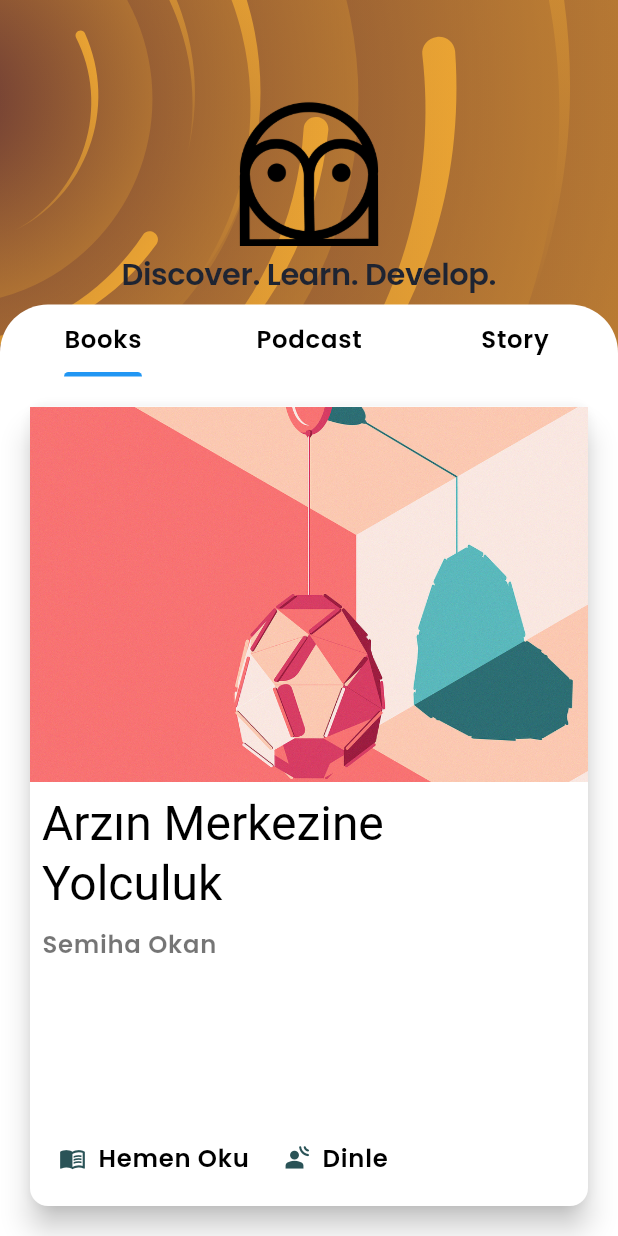
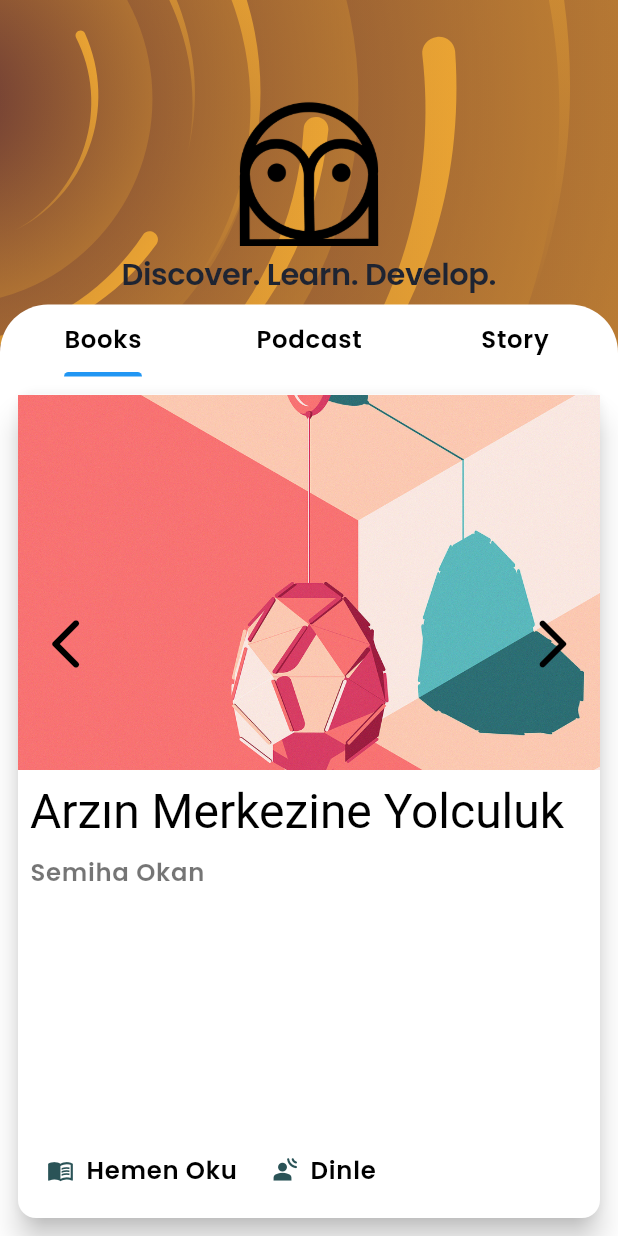
Before and after one commit to yekkaplan/storyteller, a Flutter app: the screen it shows after launch, on a phone screen of 412 x 824 dp. Run offline on Flutter 3.47's test engine with Material 3 defaults, Android fonts, the phone set to English and light mode, and no system bars; our stand-ins replace awesome_notifications, dio, firebase_core, firebase_messaging, flutter_screenutil, flutter_svg and 6 more; accounts and stored records are empty; project files that could hold a hidden picture were left out.

Commit message:
feature:books tab

```diff
--- /dev/null
+++ b/lib/app/data/models/book_mock_model.dart
@@ -0,0 +1,8 @@
+class BookMockModel {
+  String bookName;
+  String bookId;
+  String asset;
+  String author;
+
+  BookMockModel(this.bookName, this.bookId, this.asset, this.author);
+}
--- a/lib/app/modules/home/controllers/home_controller.dart
+++ b/lib/app/modules/home/controllers/home_controller.dart
@@ -1,10 +1,26 @@
 import 'package:get/get.dart';
+import 'package:getx_skeleton/app/data/models/book_mock_model.dart';
 
 import '../../../../utils/constants.dart';
 import '../../../services/api_call_status.dart';
 import '../../../services/base_client.dart';
 
 class HomeController extends GetxController {
+  final List<BookMockModel> mockList = [
+    BookMockModel("Arzın Merkezine Yolculuk", "1", "assets/images/assettwo.jpg",
+        'Semiha Okan'),
+    BookMockModel("80 günde devri alem", "2", "assets/images/assetthre.jpg",
+        'Semiha Okan'),
+    BookMockModel(
+        "Dertten müzdarip", "3", "assets/images/assetone.jpg", 'Semiha Okan'),
+  ];
+
+  RxInt currentIndex = 0.obs;
+
+  void updateCurrentIndex(int index) {
+    currentIndex.value = index;
+  }
+
   // hold data coming from api
   List<dynamic>? data;
   // api call status
@@ -21,7 +37,8 @@ class HomeController extends GetxController {
         apiCallStatus = ApiCallStatus.loading;
         update();
       },
-      onSuccess: (response){ // api done successfully
+      onSuccess: (response) {
+        // api done successfully
         data = List.from(response.data);
         // *) indicate success state
         apiCallStatus = ApiCallStatus.success;
@@ -29,7 +46,7 @@ class HomeController extends GetxController {
       },
       // if you don't pass this method base client
       // will automaticly handle error and show message to user
-      onError: (error){
+      onError: (error) {
         // show error message to user
         BaseClient.handleApiError(error);
         // *) indicate error status
--- a/lib/app/modules/home/views/home_view.dart
+++ b/lib/app/modules/home/views/home_view.dart
@@ -3,6 +3,8 @@
 import 'package:flutter/material.dart';
 import 'package:flutter_svg/svg.dart';
 import 'package:get/get.dart';
+import 'package:getx_skeleton/app/data/models/book_mock_model.dart';
+import 'package:getx_skeleton/app/modules/home/views/widgets/booksTab.dart';
 
 import '../controllers/home_controller.dart';
 
@@ -13,18 +15,17 @@ class HomeView extends GetView<HomeController> {
   Widget build(BuildContext context) {
     var theme = Theme.of(context);
 
-    return Scaffold(
+    return SafeArea(
+      child: Scaffold(
         body: Stack(
           children: [
             Container(
-            child: Column(children: [
-              SvgPicture.asset(
+              child: SvgPicture.asset(
                 'assets/vectors/sun-tornado.svg',
                 fit: BoxFit.cover,
                 width: MediaQuery.of(context).size.width,
                 height: MediaQuery.of(context).size.height,
-              )
-            ]),
+              ),
             ),
             Column(
               children: [
@@ -78,95 +79,7 @@ class HomeView extends GetView<HomeController> {
                         Expanded(
                           child: Container(
                             child: TabBarView(children: [
-                            Container(
-                              padding: EdgeInsets.all(16),
-                              child: Card(
-                                elevation: 8,
-                                child: Column(
-                                    crossAxisAlignment:
-                                        CrossAxisAlignment.start,
-                                    children: [
-                                      Container(
-                                        width:
-                                            MediaQuery.of(context).size.width,
-                                        height: 250,
-                                        child: Image.asset(
-                                            'assets/images/assettwo.jpg',
-                                            fit: BoxFit.fitWidth),
-                                      ),
-                                      Container(
-                                        padding: EdgeInsets.only(
-                                            top: 8, left: 8, right: 8),
-                                        child: Text(
-                                          "Arzın Merkezine Yolculuk",
-                                          style: theme.textTheme.headlineLarge!
-                                              .copyWith(color: Colors.black),
-                                        ),
-                                      ),
-                                      Container(
-                                        padding: EdgeInsets.only(
-                                            top: 8, left: 8, right: 8),
-                                        child: Text(
-                                          "Semiha Okan",
-                                          style: theme.textTheme.bodyLarge!
-                                              .copyWith(color: Colors.black54),
-                                        ),
-                                      ),
-                                      Spacer(),
-                                      Container(
-                                        padding: EdgeInsets.all(8),
-                                        child: Row(
-                                          children: [
-                                            Container(
-                                              child: TextButton(
-                                                  onPressed: () => {},
-                                                  child: Container(
-                                                      child: Row(
-                                                    children: [
-                                                      Icon(
-                                                        Icons
-                                                            .menu_book_outlined,
-                                                        color: theme.colorScheme
-                                                            .secondary,
-                                                      ),
-                                                      SizedBox(
-                                                        width: 8,
-                                                      ),
-                                                      Text(
-                                                        "Hemen Oku",
-                                                        style: theme.textTheme
-                                                            .bodyLarge,
-                                                      ),
-                                                    ],
-                                                  ))),
-                                            ),
-                                            Container(
-                                              child: TextButton(
-                                                  onPressed: () => {},
-                                                  child: Container(
-                                                      child: Row(
-                                                    children: [
-                                                      Icon(
-                                                        Icons
-                                                            .spatial_audio_rounded,
-                                                        color: theme.colorScheme
-                                                            .secondary,
-                                                      ),
-                                                      SizedBox(
-                                                        width: 8,
-                                                      ),
-                                                      Text("Dinle",
-                                                          style: theme.textTheme
-                                                              .bodyLarge),
-                                                    ],
-                                                  ))),
-                                            )
-                                          ],
-                                        ),
-                                      )
-                                    ]),
-                              ),
-                            ),
+                              BooksTab(),
                               Container(
                                 child: Text("Sayfa2"),
                               ),
@@ -184,6 +97,7 @@ class HomeView extends GetView<HomeController> {
             )
           ],
         ),
+      ),
     );
   }
 }
--- /dev/null
+++ b/lib/app/modules/home/views/widgets/booksTab.dart
@@ -0,0 +1,133 @@
+import 'package:flutter/material.dart';
+import 'package:get/get.dart';
+import 'package:getx_skeleton/app/data/models/book_mock_model.dart';
+import 'package:getx_skeleton/app/modules/home/controllers/home_controller.dart';
+
+class BooksTab extends GetView<HomeController> {
+  const BooksTab({super.key});
+
+  @override
+  Widget build(BuildContext context) {
+    final List<BookMockModel> mockList = [
+      BookMockModel("Arzın Merkezine Yolculuk", "1",
+          "assets/images/assettwo.jpg", 'Semiha Okan'),
+      BookMockModel("80 günde devri alem", "2", "assets/images/assetthre.jpg",
+          'Semiha Okan'),
+      BookMockModel(
+          "Dertten müzdarip", "3", "assets/images/assetone.jpg", 'Semiha Okan'),
+    ];
+    var theme = Theme.of(context);
+    return Container(
+      child: Stack(
+        children: [
+          Container(
+            padding: EdgeInsets.all(8),
+            child: Card(
+              elevation: 8,
+              child: Column(
+                crossAxisAlignment: CrossAxisAlignment.start,
+                children: [
+                  Container(
+                    width: MediaQuery.of(context).size.width,
+                    height: 250,
+                    child: Image.asset(
+                      mockList[0].asset,
+                      fit: BoxFit.fitWidth,
+                    ),
+                  ),
+                  Container(
+                    padding: EdgeInsets.only(top: 8, left: 8, right: 8),
+                    child: Text(
+                      mockList[0].bookName,
+                      style: theme.textTheme.headlineLarge!
+                          .copyWith(color: Colors.black),
+                    ),
+                  ),
+                  Container(
+                    padding: EdgeInsets.only(top: 8, left: 8, right: 8),
+                    child: Text(
+                      mockList[0].author,
+                      style: theme.textTheme.bodyLarge!
+                          .copyWith(color: Colors.black54),
+                    ),
+                  ),
+                  Spacer(),
+                  Container(
+                    padding: EdgeInsets.all(8),
+                    child: Row(
+                      children: [
+                        Container(
+                          child: TextButton(
+                            onPressed: () => {},
+                            child: Container(
+                              child: Row(
+                                children: [
+                                  Icon(
+                                    Icons.menu_book_outlined,
+                                    color: theme.colorScheme.secondary,
+                                  ),
+                                  SizedBox(width: 8),
+                                  Text(
+                                    "Hemen Oku",
+                                    style: theme.textTheme.bodyLarge,
+                                  ),
+                                ],
+                              ),
+                            ),
+                          ),
+                        ),
+                        Container(
+                          child: TextButton(
+                            onPressed: () => {},
+                            child: Container(
+                              child: Row(
+                                children: [
+                                  Icon(
+                                    Icons.spatial_audio_rounded,
+                                    color: theme.colorScheme.secondary,
+                                  ),
+                                  SizedBox(width: 8),
+                                  Text(
+                                    "Dinle",
+                                    style: theme.textTheme.bodyLarge,
+                                  ),
+                                ],
+                              ),
+                            ),
+                          ),
+                        ),
+                      ],
+                    ),
+                  ),
+                ],
+              ),
+            ),
+          ),
+          Positioned(
+            child: IconButton(
+              icon: Icon(
+                Icons.arrow_back_ios_new_rounded,
+                size: 40,
+                color: Colors.black,
+              ),
+              onPressed: () {},
+            ),
+            top: 150,
+            left: 16,
+          ),
+          Positioned(
+            child: IconButton(
+              icon: Icon(
+                Icons.arrow_forward_ios_rounded,
+                size: 40,
+              ),
+              onPressed: () {},
+            ),
+            top: 150,
+            right: 16,
+          ),
+        ],
+      ),
+    );
+  }
+}
```
Also changed, not shown: lib/app/modules/home/views/widgets/data_grid.dart (deleted, +0 -108 lines), lib/app/modules/home/views/widgets/employees_list.dart (deleted, +0 -134 lines), lib/app/modules/home/views/widgets/header.dart (deleted, +0 -150 lines), 3 other files. Lines whose indentation alone changed are shown as unchanged.
